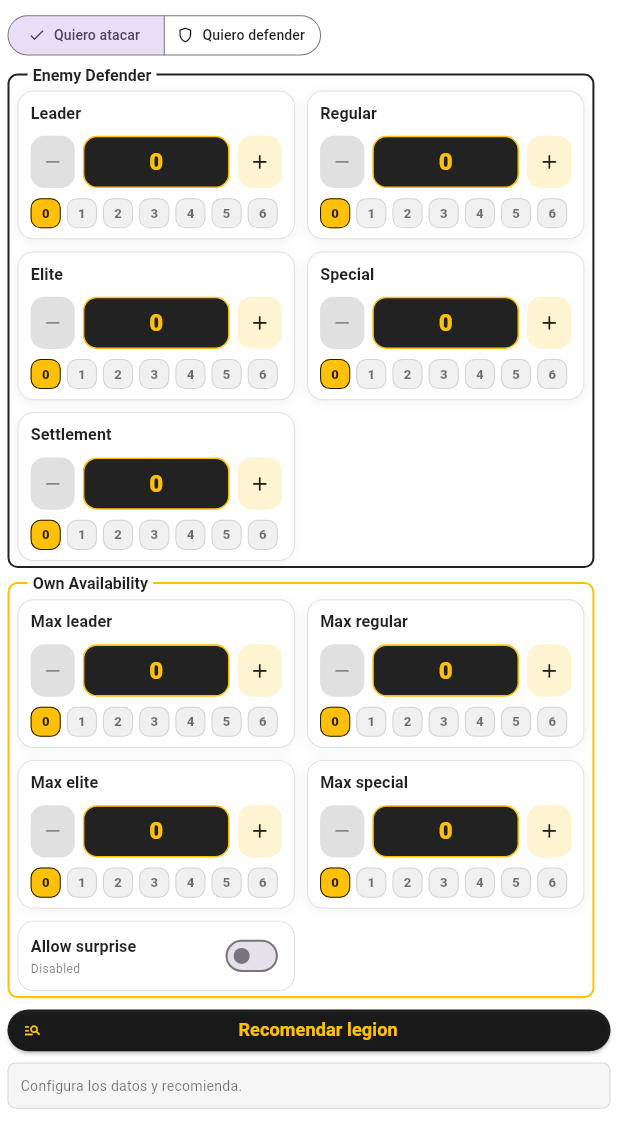
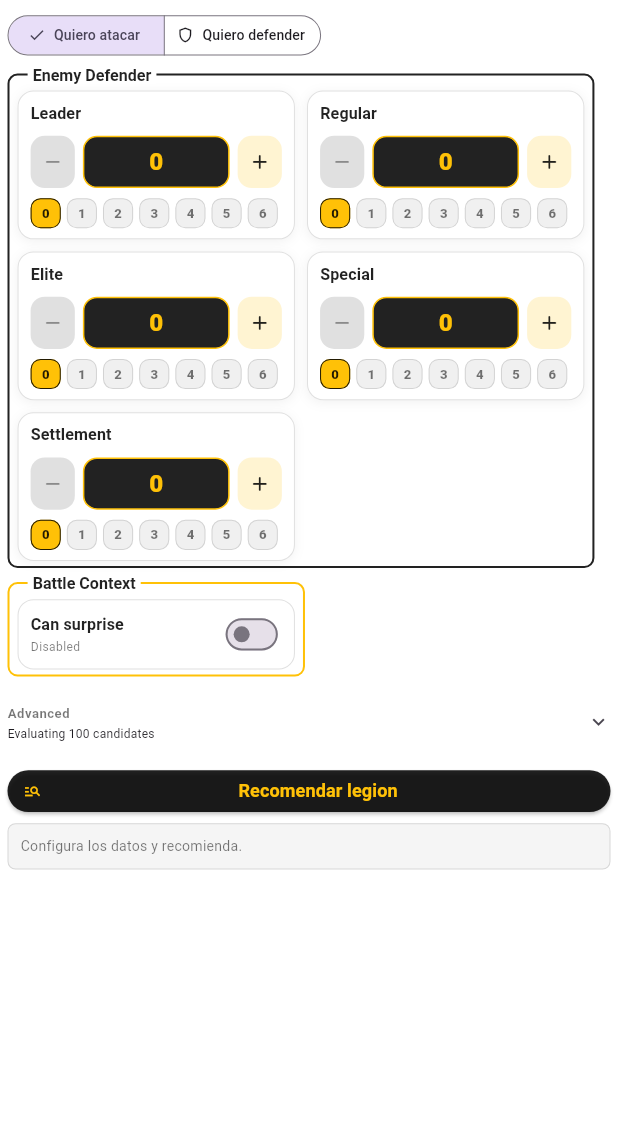
Before and after one commit to ismakc/Battle-Simulator-War-for-Arrakis, a Flutter app: the screen it shows after launch, after a tap on "Recomendar legion", on a phone screen of 412 x 824 dp, the part 111-1236 px from its top. Run offline on Flutter 3.47's test engine with Material 3 defaults, Android fonts, the light colour scheme and no system bars; our stand-ins replace flutter_bloc, freezed_annotation, nested, package_info_plus.

Commit message:
Update legion recommendation UI performance

```diff
--- a/apps/bswfa_ui/lib/presentation/widgets/battle_simulator/legion_recommendation_setup.dart
+++ b/apps/bswfa_ui/lib/presentation/widgets/battle_simulator/legion_recommendation_setup.dart
@@ -1,4 +1,5 @@
 import 'package:bswfa_core/legion/legion.dart';
+import 'package:bswfa_core/legion/legion_limits.dart';
 import 'package:bswfa_core/legion/recommendation/legion_recommendation.dart';
 import 'package:bswfa_core/legion/recommendation/legion_recommendation_constraints.dart';
 import 'package:bswfa_core/legion/recommendation/legion_recommendation_request.dart';
@@ -7,7 +8,10 @@ import 'package:bswfa_core/legion/recommendation/legion_recommendation_role.dart
 import 'package:bswfa_ui/presentation/widgets/common/label_border_field_set.dart';
 import 'package:bswfa_ui/presentation/widgets/legion_input/surprise_attack_input.dart';
 import 'package:bswfa_ui/presentation/widgets/legion_input/unit_input.dart';
+import 'package:flutter/foundation.dart';
 import 'package:flutter/material.dart';
+
+const int _defaultMaxEvaluatedCandidates = 100;
 
 class LegionRecommendationSetup extends StatefulWidget {
   const LegionRecommendationSetup({super.key});
@@ -27,15 +31,14 @@ class _LegionRecommendationSetupState extends State<LegionRecommendationSetup> {
   bool _enemySurpriseAttack = false;
   int _enemySettlementLevel = 0;
 
-  int _maxRegularUnits = 0;
-  int _maxEliteUnits = 0;
-  int _maxSpecialEliteUnits = 0;
-  int _maxGenericLeaders = 0;
   bool _allowSurpriseAttack = false;
   int _settlementLevel = 0;
+  int _maxEvaluatedCandidates = _defaultMaxEvaluatedCandidates;
 
   List<LegionRecommendation>? _recommendations;
   Object? _recommendationError;
+  bool _isLoading = false;
+  int _requestVersion = 0;
 
   bool get _recommendingAttacker =>
       _ownRole == LegionRecommendationRole.attacker;
@@ -52,6 +55,8 @@ class _LegionRecommendationSetupState extends State<LegionRecommendationSetup> {
               _ownRole = value;
               _recommendations = null;
               _recommendationError = null;
+              _isLoading = false;
+              _requestVersion++;
             });
           },
         ),
@@ -75,45 +80,55 @@ class _LegionRecommendationSetupState extends State<LegionRecommendationSetup> {
           onSettlementLevelChanged: (int value) =>
               _updateEnemy(settlementLevel: value),
         ),
-        _OwnAvailabilityInput(
+        _OwnBattleContextInput(
           ownRole: _ownRole,
-          maxRegularUnits: _maxRegularUnits,
-          maxEliteUnits: _maxEliteUnits,
-          maxSpecialEliteUnits: _maxSpecialEliteUnits,
-          maxGenericLeaders: _maxGenericLeaders,
           allowSurpriseAttack: _allowSurpriseAttack,
           settlementLevel: _settlementLevel,
-          onMaxRegularUnitsChanged: (int value) =>
-              _updateAvailability(maxRegularUnits: value),
-          onMaxEliteUnitsChanged: (int value) =>
-              _updateAvailability(maxEliteUnits: value),
-          onMaxSpecialEliteUnitsChanged: (int value) =>
-              _updateAvailability(maxSpecialEliteUnits: value),
-          onMaxGenericLeadersChanged: (int value) =>
-              _updateAvailability(maxGenericLeaders: value),
           onAllowSurpriseAttackChanged: (bool value) =>
-              _updateAvailability(allowSurpriseAttack: value),
+              _updateOwnContext(allowSurpriseAttack: value),
           onSettlementLevelChanged: (int value) =>
-              _updateAvailability(settlementLevel: value),
+              _updateOwnContext(settlementLevel: value),
+        ),
+        _RecommendationAdvancedOptions(
+          maxEvaluatedCandidates: _maxEvaluatedCandidates,
+          onMaxEvaluatedCandidatesChanged: (int value) {
+            setState(() {
+              _maxEvaluatedCandidates = value;
+              _recommendations = null;
+              _recommendationError = null;
+              _isLoading = false;
+              _requestVersion++;
+            });
+          },
         ),
         ElevatedButton.icon(
           style: ElevatedButton.styleFrom(
             backgroundColor: Colors.black87,
             foregroundColor: Colors.amber,
           ),
-          onPressed: _resolveRecommendations,
-          icon: const Icon(Icons.manage_search_outlined),
-          label: const Align(
+          onPressed: _isLoading ? null : _resolveRecommendations,
+          icon: _isLoading
+              ? const SizedBox(
+                  width: 18.0,
+                  height: 18.0,
+                  child: CircularProgressIndicator(strokeWidth: 2.0),
+                )
+              : const Icon(Icons.manage_search_outlined),
+          label: Align(
             heightFactor: 1.6,
             child: Text(
-              'Recomendar legion',
-              style: TextStyle(fontSize: 18.0, fontWeight: FontWeight.bold),
+              _isLoading ? 'Calculando...' : 'Recomendar legion',
+              style: const TextStyle(
+                fontSize: 18.0,
+                fontWeight: FontWeight.bold,
+              ),
             ),
           ),
         ),
         _RecommendationResults(
           recommendations: _recommendations,
           error: _recommendationError,
+          isLoading: _isLoading,
         ),
       ],
     );
@@ -136,57 +151,59 @@ class _LegionRecommendationSetupState extends State<LegionRecommendationSetup> {
       _enemySettlementLevel = settlementLevel ?? _enemySettlementLevel;
       _recommendations = null;
       _recommendationError = null;
+      _isLoading = false;
+      _requestVersion++;
     });
   }
 
-  void _updateAvailability({
-    int? maxRegularUnits,
-    int? maxEliteUnits,
-    int? maxSpecialEliteUnits,
-    int? maxGenericLeaders,
-    bool? allowSurpriseAttack,
-    int? settlementLevel,
-  }) {
+  void _updateOwnContext({bool? allowSurpriseAttack, int? settlementLevel}) {
     setState(() {
-      _maxRegularUnits = maxRegularUnits ?? _maxRegularUnits;
-      _maxEliteUnits = maxEliteUnits ?? _maxEliteUnits;
-      _maxSpecialEliteUnits = maxSpecialEliteUnits ?? _maxSpecialEliteUnits;
-      _maxGenericLeaders = maxGenericLeaders ?? _maxGenericLeaders;
       _allowSurpriseAttack = allowSurpriseAttack ?? _allowSurpriseAttack;
       _settlementLevel = settlementLevel ?? _settlementLevel;
       _recommendations = null;
       _recommendationError = null;
+      _isLoading = false;
+      _requestVersion++;
     });
   }
 
-  void _resolveRecommendations() {
+  Future<void> _resolveRecommendations() async {
+    final int requestVersion = _requestVersion;
+    setState(() {
+      _isLoading = true;
+      _recommendationError = null;
+    });
+
     try {
-      final List<LegionRecommendation> recommendations =
-          const LegionRecommendationResolver().resolve(
-            LegionRecommendationRequest(
+      final List<LegionRecommendation> recommendations = await compute(
+        _resolveLegionRecommendations,
+        _RecommendationResolveInput(
           enemyLegion: _buildEnemyLegion(),
           ownRole: _ownRole,
-              constraints: LegionRecommendationConstraints(
-                maxRegularUnits: _maxRegularUnits,
-                maxEliteUnits: _maxEliteUnits,
-                maxSpecialEliteUnits: _maxSpecialEliteUnits,
-                maxGenericLeaders: _maxGenericLeaders,
           allowSurpriseAttack: _recommendingAttacker
               ? _allowSurpriseAttack
               : false,
           settlementLevel: _recommendingAttacker ? 0 : _settlementLevel,
-              ),
+          maxEvaluatedCandidates: _maxEvaluatedCandidates,
         ),
       );
 
+      if (!mounted || requestVersion != _requestVersion) {
+        return;
+      }
       setState(() {
         _recommendations = recommendations;
         _recommendationError = null;
+        _isLoading = false;
       });
     } catch (error) {
+      if (!mounted || requestVersion != _requestVersion) {
+        return;
+      }
       setState(() {
         _recommendations = null;
         _recommendationError = error;
+        _isLoading = false;
       });
     }
   }
@@ -210,6 +227,42 @@ class _LegionRecommendationSetupState extends State<LegionRecommendationSetup> {
       surpriseAttack: _enemySurpriseAttack,
     );
   }
+}
+
+class _RecommendationResolveInput {
+  const _RecommendationResolveInput({
+    required this.enemyLegion,
+    required this.ownRole,
+    required this.allowSurpriseAttack,
+    required this.settlementLevel,
+    required this.maxEvaluatedCandidates,
+  });
+
+  final Legion enemyLegion;
+  final LegionRecommendationRole ownRole;
+  final bool allowSurpriseAttack;
+  final int settlementLevel;
+  final int maxEvaluatedCandidates;
+}
+
+List<LegionRecommendation> _resolveLegionRecommendations(
+  _RecommendationResolveInput input,
+) {
+  return const LegionRecommendationResolver().resolve(
+    LegionRecommendationRequest(
+      enemyLegion: input.enemyLegion,
+      ownRole: input.ownRole,
+      constraints: LegionRecommendationConstraints(
+        maxRegularUnits: LegionLimits.maxUnitsPerType,
+        maxEliteUnits: LegionLimits.maxUnitsPerType,
+        maxSpecialEliteUnits: LegionLimits.maxUnitsPerType,
+        maxGenericLeaders: LegionLimits.maxLeaders,
+        allowSurpriseAttack: input.allowSurpriseAttack,
+        settlementLevel: input.settlementLevel,
+      ),
+      maxEvaluatedCandidates: input.maxEvaluatedCandidates,
+    ),
+  );
 }
 
 class _RoleSelector extends StatelessWidget {
@@ -334,34 +387,18 @@ class _EnemyLegionInput extends StatelessWidget {
   }
 }
 
-class _OwnAvailabilityInput extends StatelessWidget {
-  const _OwnAvailabilityInput({
+class _OwnBattleContextInput extends StatelessWidget {
+  const _OwnBattleContextInput({
     required this.ownRole,
-    required this.maxRegularUnits,
-    required this.maxEliteUnits,
-    required this.maxSpecialEliteUnits,
-    required this.maxGenericLeaders,
     required this.allowSurpriseAttack,
     required this.settlementLevel,
-    required this.onMaxRegularUnitsChanged,
-    required this.onMaxEliteUnitsChanged,
-    required this.onMaxSpecialEliteUnitsChanged,
-    required this.onMaxGenericLeadersChanged,
     required this.onAllowSurpriseAttackChanged,
     required this.onSettlementLevelChanged,
   });
 
   final LegionRecommendationRole ownRole;
-  final int maxRegularUnits;
-  final int maxEliteUnits;
-  final int maxSpecialEliteUnits;
-  final int maxGenericLeaders;
   final bool allowSurpriseAttack;
   final int settlementLevel;
-  final ValueChanged<int> onMaxRegularUnitsChanged;
-  final ValueChanged<int> onMaxEliteUnitsChanged;
-  final ValueChanged<int> onMaxSpecialEliteUnitsChanged;
-  final ValueChanged<int> onMaxGenericLeadersChanged;
   final ValueChanged<bool> onAllowSurpriseAttackChanged;
   final ValueChanged<int> onSettlementLevelChanged;
 
@@ -371,45 +408,17 @@ class _OwnAvailabilityInput extends StatelessWidget {
   @override
   Widget build(BuildContext context) {
     return LabeledBorderFieldset(
-      label: 'Own Availability',
+      label: 'Battle Context',
       borderColor: Colors.amber,
       textColor: Colors.black87,
       child: Wrap(
         spacing: 12.0,
         runSpacing: 12.0,
         children: <Widget>[
-          _SizedInput(
-            child: UnitInput(
-              label: 'Max leader',
-              startPosition: maxGenericLeaders,
-              onValueChanged: onMaxGenericLeadersChanged,
-            ),
-          ),
-          _SizedInput(
-            child: UnitInput(
-              label: 'Max regular',
-              startPosition: maxRegularUnits,
-              onValueChanged: onMaxRegularUnitsChanged,
-            ),
-          ),
-          _SizedInput(
-            child: UnitInput(
-              label: 'Max elite',
-              startPosition: maxEliteUnits,
-              onValueChanged: onMaxEliteUnitsChanged,
-            ),
-          ),
-          _SizedInput(
-            child: UnitInput(
-              label: 'Max special',
-              startPosition: maxSpecialEliteUnits,
-              onValueChanged: onMaxSpecialEliteUnitsChanged,
-            ),
-          ),
           if (_recommendingAttacker)
             _SizedInput(
               child: SurpriseAttackInput(
-                label: 'Allow surprise',
+                label: 'Can surprise',
                 value: allowSurpriseAttack,
                 onValueChanged: onAllowSurpriseAttackChanged,
               ),
@@ -428,14 +437,74 @@ class _OwnAvailabilityInput extends StatelessWidget {
   }
 }
 
+class _RecommendationAdvancedOptions extends StatelessWidget {
+  const _RecommendationAdvancedOptions({
+    required this.maxEvaluatedCandidates,
+    required this.onMaxEvaluatedCandidatesChanged,
+  });
+
+  final int maxEvaluatedCandidates;
+  final ValueChanged<int> onMaxEvaluatedCandidatesChanged;
+
+  @override
+  Widget build(BuildContext context) {
+    return Theme(
+      data: Theme.of(context).copyWith(dividerColor: Colors.transparent),
+      child: ExpansionTile(
+        tilePadding: EdgeInsets.zero,
+        childrenPadding: const EdgeInsets.only(bottom: 4.0),
+        title: const Text(
+          'Advanced',
+          style: TextStyle(
+            fontSize: 13.0,
+            fontWeight: FontWeight.w700,
+            color: Colors.black54,
+          ),
+        ),
+        subtitle: Text(
+          'Evaluating $maxEvaluatedCandidates candidates',
+          style: const TextStyle(fontSize: 12.0),
+        ),
+        children: <Widget>[
+          const SizedBox(height: 8.0),
+          Align(
+            alignment: Alignment.centerLeft,
+            child: SegmentedButton<int>(
+              segments: const <ButtonSegment<int>>[
+                ButtonSegment<int>(value: 50, label: Text('50')),
+                ButtonSegment<int>(value: 100, label: Text('100')),
+                ButtonSegment<int>(value: 150, label: Text('150')),
+                ButtonSegment<int>(value: 250, label: Text('250')),
+              ],
+              selected: <int>{maxEvaluatedCandidates},
+              onSelectionChanged: (Set<int> value) {
+                onMaxEvaluatedCandidatesChanged(value.first);
+              },
+            ),
+          ),
+        ],
+      ),
+    );
+  }
+}
+
 class _RecommendationResults extends StatelessWidget {
-  const _RecommendationResults({required this.recommendations, this.error});
+  const _RecommendationResults({
+    required this.recommendations,
+    required this.isLoading,
+    this.error,
+  });
 
   final List<LegionRecommendation>? recommendations;
+  final bool isLoading;
   final Object? error;
 
   @override
   Widget build(BuildContext context) {
+    if (isLoading) {
+      return const _LoadingResults();
+    }
+
     if (error != null) {
       return _EmptyResults(message: 'No se pudo calcular: $error');
     }
@@ -656,6 +725,34 @@ class _EmptyResults extends StatelessWidget {
   }
 }
 
+class _LoadingResults extends StatelessWidget {
+  const _LoadingResults();
+
+  @override
+  Widget build(BuildContext context) {
+    return Container(
+      width: double.infinity,
+      padding: const EdgeInsets.all(12.0),
+      decoration: BoxDecoration(
+        color: Colors.black87.withValues(alpha: 0.04),
+        borderRadius: BorderRadius.circular(8.0),
+        border: Border.all(color: Colors.black12),
+      ),
+      child: const Row(
+        children: <Widget>[
+          SizedBox(
+            width: 18.0,
+            height: 18.0,
+            child: CircularProgressIndicator(strokeWidth: 2.0),
+          ),
+          SizedBox(width: 10.0),
+          Text('Calculando recomendaciones...'),
+        ],
+      ),
+    );
+  }
+}
+
 class _SizedInput extends StatelessWidget {
   const _SizedInput({required this.child});
 
```
Lines whose indentation alone changed are shown as unchanged.
